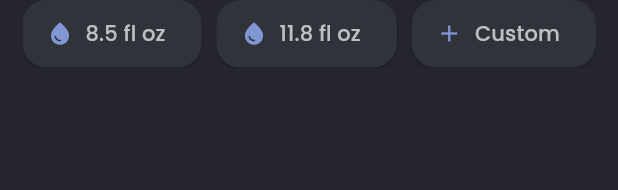
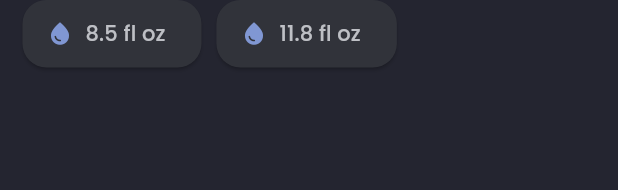
Before and after one commit to om1cael/Hidroly, a Flutter app: the WaterActionButtons widget shown alone on an empty page, opened directly with empty values, after a tap on an icon or button, on a phone screen of 412 x 824 dp. Shown: the top 190 px of the screen. Run offline on Flutter 3.47's test engine with Material 3 defaults, Android fonts, the phone set to English and light mode, and no system bars; our stand-ins replace flutter_local_notifications, flutter_svg, shared_preferences, sqflite, toggle_switch; missing offline and left inert: app_settings, workmanager; accounts and stored records are empty.

Commit message:
feat: remove custom cup button

```diff
--- a/lib/data/datasource/custom_cups_local_datasource_impl.dart
+++ b/lib/data/datasource/custom_cups_local_datasource_impl.dart
@@ -25,7 +25,7 @@ class CustomCupsLocalDataSourceImpl {
 
     return [
       for(final { 'id': id as int, 'amount': amount as int } in customCups)
-        WaterButton(id: id, amount: amount, isCustomOption: false),
+        WaterButton(id: id, amount: amount),
     ];
   }
 }
--- a/lib/data/model/water_button.dart
+++ b/lib/data/model/water_button.dart
@@ -1,12 +1,10 @@
 class WaterButton {
   final int? id;
   final int amount;
-  final bool isCustomOption;
 
   const WaterButton({
     this.id,
     required this.amount,
-    this.isCustomOption = false,
   });
 
   Map<String, Object?> toMap() {
--- a/lib/widgets/home/water_action_buttons.dart
+++ b/lib/widgets/home/water_action_buttons.dart
@@ -26,7 +26,6 @@ class WaterActionButtons extends StatelessWidget {
   });
 
   final _defaultButtons = [WaterButton(amount: 250), WaterButton(amount: 350)];
-  final _addCustomCupButton = WaterButton(amount: 0, isCustomOption: true);
 
   @override
   Widget build(BuildContext context) {
@@ -36,7 +35,6 @@ class WaterActionButtons extends StatelessWidget {
     List<WaterButton> allButtons = [
       ..._defaultButtons,
       ...customCups,
-      _addCustomCupButton,
     ];
 
     return Container(
@@ -50,11 +48,6 @@ class WaterActionButtons extends StatelessWidget {
 
           return ElevatedButton.icon(
             onPressed: () async {
-              if(button.isCustomOption) {
-                _showCustomCupPopUp(context);
-                return;
-              }
-
               final int amount = button.amount;
               await addWater(context, amount);
 
@@ -67,14 +60,9 @@ class WaterActionButtons extends StatelessWidget {
                 borderRadius: BorderRadiusGeometry.circular(16)
               ),
             ),
-            icon: Icon(
-              button.isCustomOption == false
-              ? Icons.water_drop : Icons.add,
-            ),
+            icon: Icon(Icons.water_drop),
             label: Text(
-              button.isCustomOption == false
-                ? UnitTools.getVolumeWithUnit(button.amount, isMetric, context: context)
-                : AppLocalizations.of(context)!.customCupButton,
+              UnitTools.getVolumeWithUnit(button.amount, isMetric, context: context),
               style: TextStyle(
                 color: AppColors.secondaryText
               ),
```
